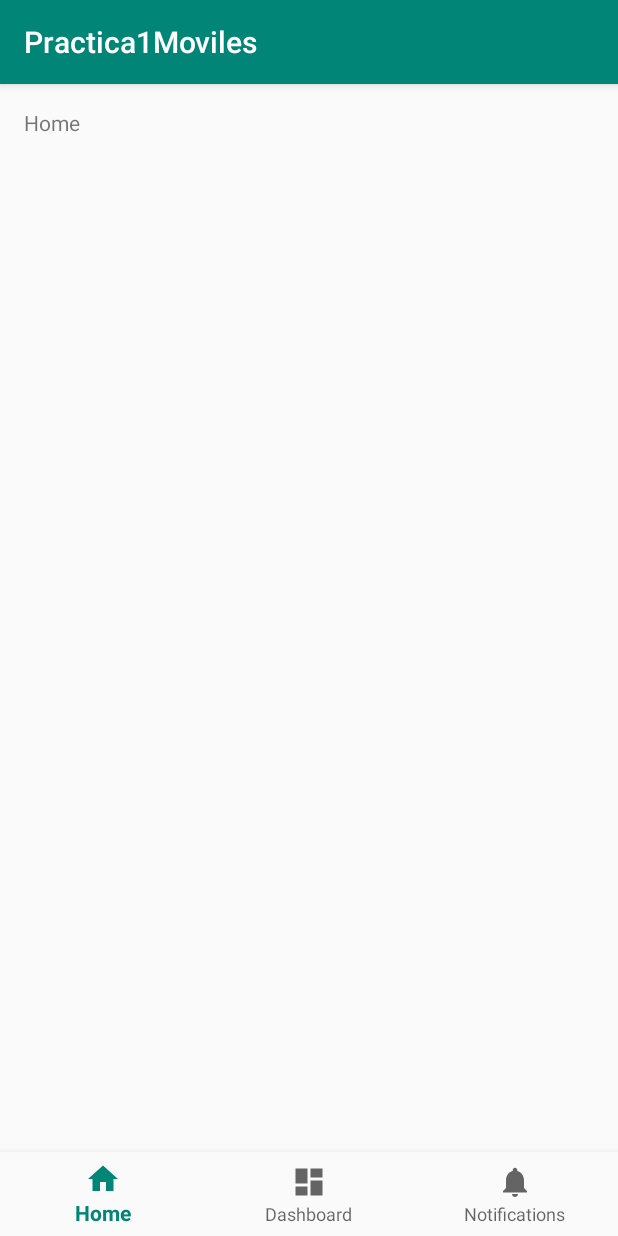
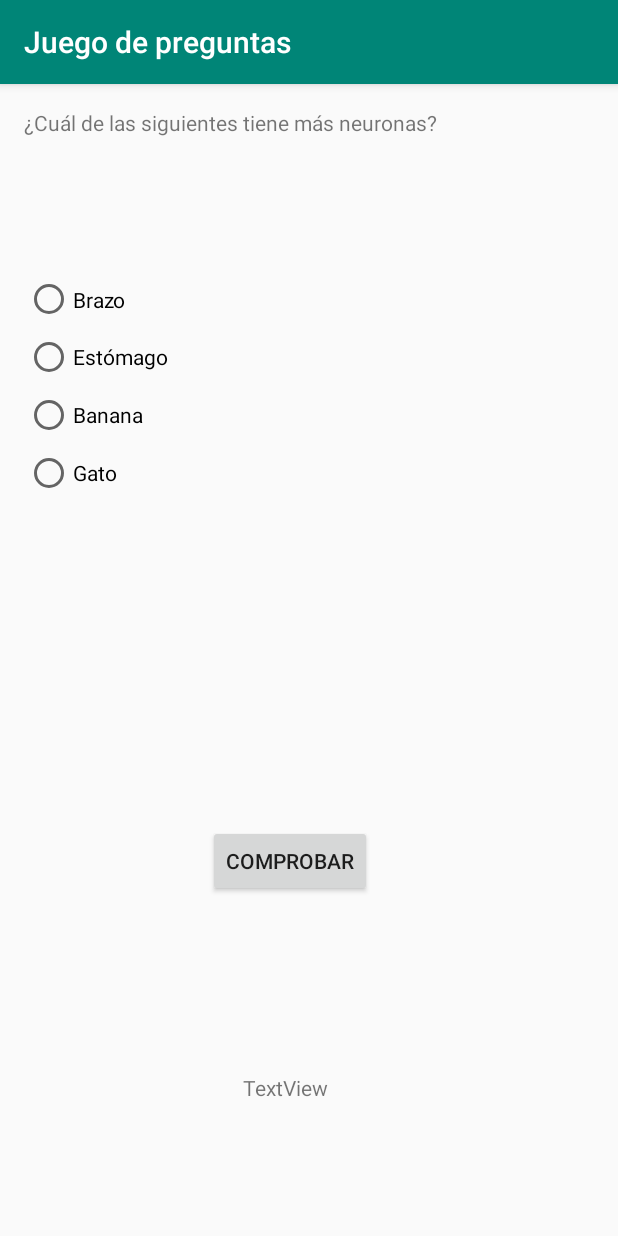
Before and after one commit to HectorM15/Moviles, an Android app: the screen it shows after launch (MainActivity), on a phone screen of 412 x 824 dp. Run offline under Robolectric (Android 15) with nearby library versions, the phone set to English and light mode, and no system bars; 1 statement that could not run was skipped.

Commit message:
All frist practique

```diff
--- a/Practica1Moviles/app/src/main/java/com/example/practica1moviles/MainActivity.java
+++ b/Practica1Moviles/app/src/main/java/com/example/practica1moviles/MainActivity.java
@@ -1,44 +1,87 @@
 package com.example.practica1moviles;
 
 import android.os.Bundle;
+import android.provider.MediaStore;
 import android.support.annotation.NonNull;
 import android.support.design.widget.BottomNavigationView;
 import android.support.v7.app.AppCompatActivity;
 import android.view.MenuItem;
+import android.view.View;
+import android.widget.RadioButton;
+import android.widget.RadioGroup;
 import android.widget.TextView;
+
+import com.example.practica1moviles.Models.DatabaseInitializer;
+import com.example.practica1moviles.Models.Questions;
+
+import java.util.ArrayList;
 
 public class MainActivity extends AppCompatActivity {
 
-    private TextView mTextMessage;
-
-    private BottomNavigationView.OnNavigationItemSelectedListener mOnNavigationItemSelectedListener
-            = new BottomNavigationView.OnNavigationItemSelectedListener() {
-
-        @Override
-        public boolean onNavigationItemSelected(@NonNull MenuItem item) {
-            switch (item.getItemId()) {
-                case R.id.navigation_home:
-                    mTextMessage.setText(R.string.title_home);
-                    return true;
-                case R.id.navigation_dashboard:
-                    mTextMessage.setText(R.string.title_dashboard);
-                    return true;
-                case R.id.navigation_notifications:
-                    mTextMessage.setText(R.string.title_notifications);
-                    return true;
-            }
-            return false;
-        }
-    };
-
+    private RadioGroup rg_Ans;
+    private TextView puntuation;
+    private DatabaseInitializer db = new DatabaseInitializer();
+    private Questions [] questions;
+    private int num_question=0,puntuacion=0;
     @Override
     protected void onCreate(Bundle savedInstanceState) {
         super.onCreate(savedInstanceState);
         setContentView(R.layout.activity_main);
-
-        mTextMessage = (TextView) findViewById(R.id.message);
-        BottomNavigationView navigation = (BottomNavigationView) findViewById(R.id.navigation);
-        navigation.setOnNavigationItemSelectedListener(mOnNavigationItemSelectedListener);
+        db.initializer();
+        setQuestions(num_question);
+        setAnswers(num_question);
+        rg_Ans = (RadioGroup) findViewById(R.id.rg_Answers);
+        puntuation= (TextView)findViewById(R.id.puntuation);
+        puntuation.setText(0);
     }
 
+    public void checkAnswer(View view){
+
+        RadioButton rb_select = (RadioButton)findViewById(rg_Ans.getCheckedRadioButtonId());
+        String selected = (String) rb_select.getText();
+        System.out.println(checkCorrectAnswer(selected,num_question));
+        num_question++;
+        reload(num_question);
+    }
+
+    private void setAnswers(int id){
+
+        RadioButton radioButton1= (RadioButton) findViewById(R.id.rb_Answer1);
+        RadioButton radioButton2= (RadioButton) findViewById(R.id.rb_Answer2);
+        RadioButton radioButton3= (RadioButton) findViewById(R.id.rb_Answer3);
+        RadioButton radioButton4= (RadioButton) findViewById(R.id.rb_Answer4);
+        radioButton1.setText(questions[id].arr_answer[0].getDs_answer());
+
+        radioButton2.setText(questions[id].arr_answer[1].getDs_answer());
+        radioButton3.setText(questions[id].arr_answer[2].getDs_answer());
+        radioButton4.setText(questions[id].arr_answer[3].getDs_answer());
+    }
+
+    private void setQuestions(int id){
+
+        questions= db.getArr_questions();
+        TextView question = (TextView) findViewById(R.id.message);
+        question.setText(questions[id].getDs_question());
+
+    }
+
+    private boolean checkCorrectAnswer(String selected,int id){
+
+        for (int i = 0; i < questions[id].arr_answer.length; i++) {
+            if (selected.equals(questions[id].arr_answer[i].getDs_answer()) &&questions[id].arr_answer[i].getIt_correct()){
+                puntuacion+=questions[id].getNm_puntuacion();
+                return true;
+            }
+        }
+        puntuacion-=questions[id].getNm_puntuacion();
+        return false;
+    }
+
+    private void reload(int id){
+        setQuestions(id);
+        setAnswers(id);
+        puntuation.setText(puntuacion);
+    }
+
+
 }
--- /dev/null
+++ b/Practica1Moviles/app/src/main/java/com/example/practica1moviles/Models/Answer.java
@@ -0,0 +1,27 @@
+package com.example.practica1moviles.Models;
+
+public class Answer {
+    private String ds_answer;
+    private Boolean it_correct;
+
+    public Answer(String ds_answer, Boolean it_correct) {
+        this.ds_answer = ds_answer;
+        this.it_correct = it_correct;
+    }
+
+    public String getDs_answer() {
+        return ds_answer;
+    }
+
+    public void setDs_answer(String ds_answer) {
+        this.ds_answer = ds_answer;
+    }
+
+    public Boolean getIt_correct() {
+        return it_correct;
+    }
+
+    public void setIt_correct(Boolean it_correct) {
+        this.it_correct = it_correct;
+    }
+}
--- /dev/null
+++ b/Practica1Moviles/app/src/main/java/com/example/practica1moviles/Models/DatabaseInitializer.java
@@ -0,0 +1,55 @@
+package com.example.practica1moviles.Models;
+
+import java.util.ArrayList;
+
+public class DatabaseInitializer {
+
+    private Questions [] arr_questions = new Questions[5];
+
+    public void initializer(){
+
+        arr_questions[0] = new Questions("¿Cuál de las siguientes tiene más neuronas?",false,0);
+        arr_questions[1] = new Questions("¿Cuál fue el primer emperador romano de origen hispano?",false,0);
+        arr_questions[2] = new Questions("¿Dónde se produce la respiración celular?",false,0);
+        arr_questions[3] = new Questions("¿Cuánto mide el Everest?",false,0);
+        arr_questions[4] = new Questions("¿De qué continente son originarios los ornitorrincos?",false,0);
+
+        //PREGUNTA 1
+        arr_questions[0].arr_answer[0]= new Answer("Gato",false);
+        arr_questions[0].arr_answer[1]= new Answer("Banana",false);
+        arr_questions[0].arr_answer[2]= new Answer("Estómago",true);
+        arr_questions[0].arr_answer[3]= new Answer("Brazo",false);
+
+        //PREGUNTA 2
+        arr_questions[1].arr_answer[0]= new Answer("Julio César",false);
+        arr_questions[1].arr_answer[1]= new Answer("Calígula",false);
+        arr_questions[1].arr_answer[2]= new Answer("Trajano",true);
+        arr_questions[1].arr_answer[3]= new Answer("Tibero Claudio Cesar",false);
+
+        //PREGUNTA 3
+        arr_questions[2].arr_answer[0]= new Answer("Lisosoma",false);
+        arr_questions[2].arr_answer[1]= new Answer("Vacuolas",false);
+        arr_questions[2].arr_answer[2]= new Answer("Ribosomas",false);
+        arr_questions[2].arr_answer[3]= new Answer("Mitocondrias",true);
+
+        //PREGUNTA 4
+        arr_questions[3].arr_answer[0]= new Answer("8848 metros",true);
+        arr_questions[3].arr_answer[1]= new Answer("8488 metros",false);
+        arr_questions[3].arr_answer[2]= new Answer("8884 metros",false);
+        arr_questions[3].arr_answer[3]= new Answer("9 kilómetros",false);
+
+        //PREGUNTA 5
+        arr_questions[4].arr_answer[0]= new Answer("Australia",false);
+        arr_questions[4].arr_answer[1]= new Answer("Europa",false);
+        arr_questions[4].arr_answer[2]= new Answer("America",false);
+        arr_questions[4].arr_answer[3]= new Answer("Africa",true);
+    }
+
+    public Questions[] getArr_questions() {
+        return arr_questions;
+    }
+
+    public void setArr_questions(Questions[] arr_questions) {
+        this.arr_questions = arr_questions;
+    }
+}
--- /dev/null
+++ b/Practica1Moviles/app/src/main/java/com/example/practica1moviles/Models/Questions.java
@@ -0,0 +1,41 @@
+package com.example.practica1moviles.Models;
+
+public class Questions {
+
+    private String ds_question;
+    private Boolean it_answered;
+    private Integer nm_puntuacion;
+
+    public Answer [] arr_answer;
+
+    public Questions(String ds_question, Boolean it_answered, Integer nm_puntuacion) {
+        this.ds_question = ds_question;
+        this.it_answered = it_answered;
+        this.nm_puntuacion = nm_puntuacion;
+        this.arr_answer = new Answer[4];
+    }
+
+    public String getDs_question() {
+        return ds_question;
+    }
+
+    public void setDs_question(String ds_question) {
+        this.ds_question = ds_question;
+    }
+
+    public Boolean getIt_answered() {
+        return it_answered;
+    }
+
+    public void setIt_answered(Boolean it_answered) {
+        this.it_answered = it_answered;
+    }
+
+    public Integer getNm_puntuacion() {
+        return nm_puntuacion;
+    }
+
+    public void setNm_puntuacion(Integer nm_puntuacion) {
+        this.nm_puntuacion = nm_puntuacion;
+    }
+}
--- a/Practica1Moviles/app/src/main/res/layout/activity_main.xml
+++ b/Practica1Moviles/app/src/main/res/layout/activity_main.xml
@@ -14,20 +14,78 @@
         android:layout_marginStart="@dimen/activity_horizontal_margin"
         android:layout_marginLeft="@dimen/activity_horizontal_margin"
         android:layout_marginTop="@dimen/activity_vertical_margin"
-        android:text="@string/title_home"
         app:layout_constraintLeft_toLeftOf="parent"
         app:layout_constraintTop_toTopOf="parent" />
 
-    <android.support.design.widget.BottomNavigationView
-        android:id="@+id/navigation"
-        android:layout_width="0dp"
+    <RadioGroup
+        android:id="@+id/rg_Answers"
+        android:layout_width="144dp"
+        android:layout_height="154dp"
+        android:layout_marginStart="16dp"
+        android:layout_marginTop="106dp"
+        android:layout_marginEnd="251dp"
+        android:layout_marginBottom="471dp"
+        app:layout_constraintBottom_toBottomOf="parent"
+        app:layout_constraintEnd_toEndOf="parent"
+        app:layout_constraintStart_toStartOf="parent"
+        app:layout_constraintTop_toTopOf="parent">
+
+        <RadioButton
+            android:id="@+id/rb_Answer4"
+            android:layout_width="wrap_content"
+            android:layout_height="wrap_content"
+            android:layout_weight="1"
+            android:text="RadioButton" />
+
+        <RadioButton
+            android:id="@+id/rb_Answer3"
+            android:layout_width="wrap_content"
+            android:layout_height="wrap_content"
+            android:layout_weight="1"
+            android:text="RadioButton" />
+
+        <RadioButton
+            android:id="@+id/rb_Answer2"
+            android:layout_width="wrap_content"
+            android:layout_height="wrap_content"
+            android:layout_weight="1"
+            android:text="RadioButton" />
+
+        <RadioButton
+            android:id="@+id/rb_Answer1"
+            android:layout_width="wrap_content"
+            android:layout_height="wrap_content"
+            android:layout_weight="1"
+            android:text="RadioButton" />
+    </RadioGroup>
+
+    <Button
+        android:id="@+id/btn_Check"
+        android:layout_width="wrap_content"
         android:layout_height="wrap_content"
-        android:layout_marginStart="0dp"
-        android:layout_marginEnd="0dp"
-        android:background="?android:attr/windowBackground"
+        android:layout_marginStart="138dp"
+        android:layout_marginTop="206dp"
+        android:layout_marginEnd="163dp"
+        android:layout_marginBottom="217dp"
+        android:text="Comprobar"
+        android:onClick="checkAnswer"
         app:layout_constraintBottom_toBottomOf="parent"
-        app:layout_constraintLeft_toLeftOf="parent"
-        app:layout_constraintRight_toRightOf="parent"
-        app:menu="@menu/navigation" />
+        app:layout_constraintEnd_toEndOf="parent"
+        app:layout_constraintStart_toStartOf="parent"
+        app:layout_constraintTop_toBottomOf="@+id/rg_Answers" />
+
+    <TextView
+        android:id="@+id/puntuation"
+        android:layout_width="wrap_content"
+        android:layout_height="wrap_content"
+        android:layout_marginStart="160dp"
+        android:layout_marginTop="113dp"
+        android:layout_marginEnd="192dp"
+        android:layout_marginBottom="85dp"
+        android:text="TextView"
+        app:layout_constraintBottom_toBottomOf="parent"
+        app:layout_constraintEnd_toEndOf="parent"
+        app:layout_constraintStart_toStartOf="parent"
+        app:layout_constraintTop_toBottomOf="@+id/btn_Check" />
 
 </android.support.constraint.ConstraintLayout>
--- a/Practica1Moviles/app/src/main/res/menu/navigation.xml
+++ b/Practica1Moviles/app/src/main/res/menu/navigation.xml
@@ -1,19 +1,5 @@
 <?xml version="1.0" encoding="utf-8"?>
 <menu xmlns:android="http://schemas.android.com/apk/res/android">
 
-    <item
-        android:id="@+id/navigation_home"
-        android:icon="@drawable/ic_home_black_24dp"
-        android:title="@string/title_home" />
-
-    <item
-        android:id="@+id/navigation_dashboard"
-        android:icon="@drawable/ic_dashboard_black_24dp"
-        android:title="@string/title_dashboard" />
-
-    <item
-        android:id="@+id/navigation_notifications"
-        android:icon="@drawable/ic_notifications_black_24dp"
-        android:title="@string/title_notifications" />
 
 </menu>
--- a/Practica1Moviles/app/src/main/res/values/strings.xml
+++ b/Practica1Moviles/app/src/main/res/values/strings.xml
@@ -1,6 +1,3 @@
 <resources>
-    <string name="app_name">Practica1Moviles</string>
-    <string name="title_home">Home</string>
-    <string name="title_dashboard">Dashboard</string>
-    <string name="title_notifications">Notifications</string>
+    <string name="app_name">Juego de preguntas</string>
 </resources>
```
